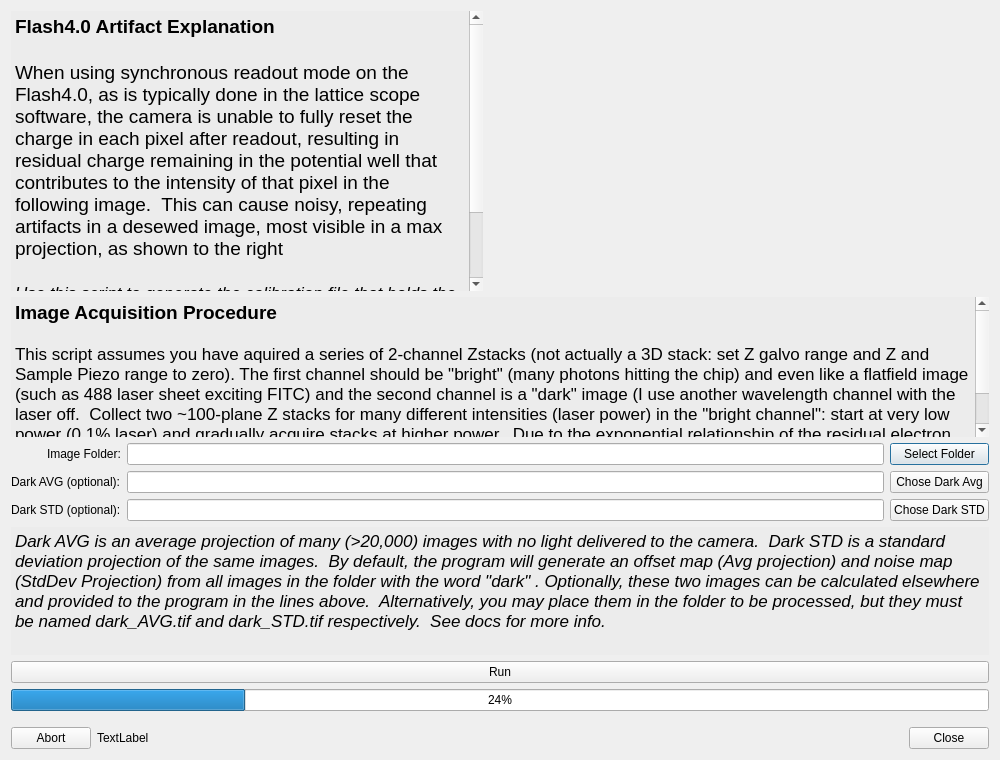
Before: the Qt Designer form llspy/gui/camcordialog.ui in tlambert03/LLSpy, drawn with Qt 5.
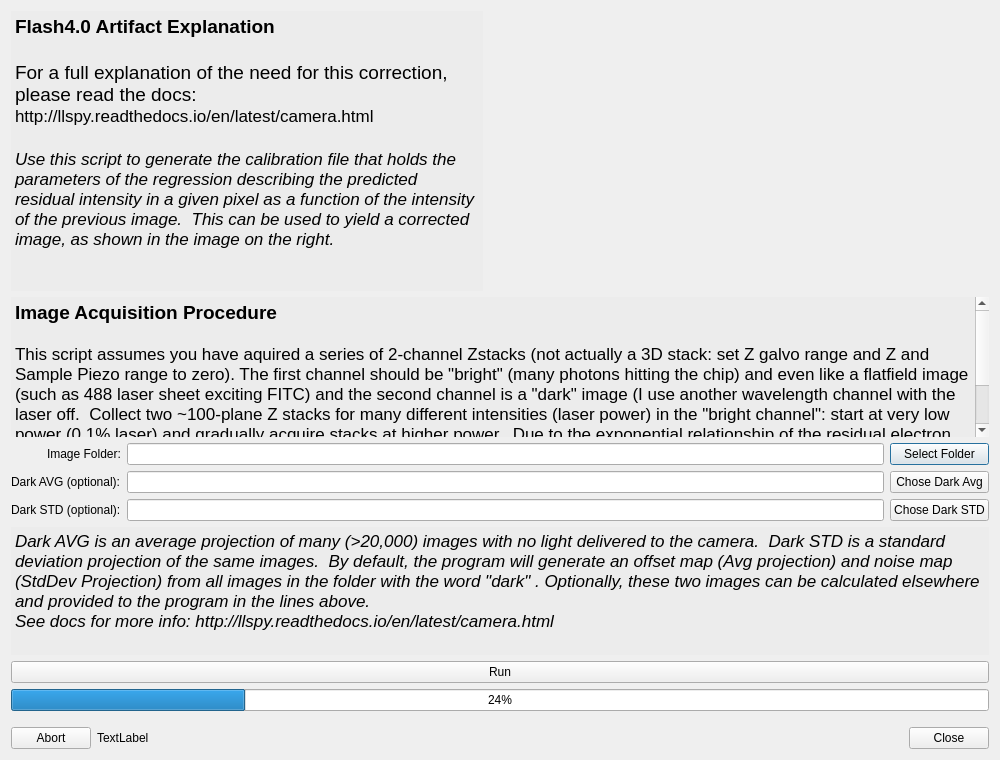
After: the same form once the commit is applied. Icons and pictures are not drawn.

The edit to the form file:
```diff
--- a/llspy/gui/camcordialog.ui
+++ b/llspy/gui/camcordialog.ui
@@ -60,7 +60,8 @@
 &lt;/style&gt;&lt;/head&gt;&lt;body style=&quot; font-family:'.SF NS Text'; font-size:12pt; font-weight:400; font-style:normal;&quot; bgcolor=&quot;#ececec&quot;&gt;
 &lt;p style=&quot; margin-top:0px; margin-bottom:0px; margin-left:0px; margin-right:0px; -qt-block-indent:0; text-indent:0px;&quot;&gt;&lt;span style=&quot; font-size:14pt; font-weight:600;&quot;&gt;Flash4.0 Artifact Explanation&lt;/span&gt;&lt;/p&gt;
 &lt;p style=&quot;-qt-paragraph-type:empty; margin-top:0px; margin-bottom:0px; margin-left:0px; margin-right:0px; -qt-block-indent:0; text-indent:0px; font-size:14pt;&quot;&gt;&lt;br /&gt;&lt;/p&gt;
-&lt;p style=&quot; margin-top:0px; margin-bottom:0px; margin-left:0px; margin-right:0px; -qt-block-indent:0; text-indent:0px;&quot;&gt;&lt;span style=&quot; font-size:14pt;&quot;&gt;When using synchronous readout mode on the Flash4.0, as is typically done in the lattice scope software, the camera is unable to fully reset the charge in each pixel after readout, resulting in residual charge remaining in the potential well that contributes to the intensity of that pixel in the following image.  This can cause noisy, repeating artifacts in a desewed image, most visible in a max projection, as shown to the right&lt;/span&gt;&lt;/p&gt;
+&lt;p style=&quot; margin-top:0px; margin-bottom:0px; margin-left:0px; margin-right:0px; -qt-block-indent:0; text-indent:0px;&quot;&gt;&lt;span style=&quot; font-size:14pt;&quot;&gt;For a full explanation of the need for this correction, please read the docs:&lt;/span&gt;&lt;/p&gt;
+&lt;p style=&quot; margin-top:0px; margin-bottom:0px; margin-left:0px; margin-right:0px; -qt-block-indent:0; text-indent:0px;&quot;&gt;&lt;span style=&quot; font-size:13pt;&quot;&gt;http://llspy.readthedocs.io/en/latest/camera.html&lt;/span&gt;&lt;/p&gt;
 &lt;p style=&quot;-qt-paragraph-type:empty; margin-top:0px; margin-bottom:0px; margin-left:0px; margin-right:0px; -qt-block-indent:0; text-indent:0px; font-size:14pt;&quot;&gt;&lt;br /&gt;&lt;/p&gt;
 &lt;p style=&quot; margin-top:0px; margin-bottom:0px; margin-left:0px; margin-right:0px; -qt-block-indent:0; text-indent:0px;&quot;&gt;&lt;span style=&quot; font-size:13pt; font-style:italic;&quot;&gt;Use this script to generate the calibration file that holds the parameters of the regression describing the predicted residual intensity in a given pixel as a function of the intensity of the previous image.  This can be used to yield a corrected image, as shown in the image on the right.&lt;/span&gt;&lt;/p&gt;&lt;/body&gt;&lt;/html&gt;</string>
        </property>
@@ -111,7 +112,7 @@
 &lt;/style&gt;&lt;/head&gt;&lt;body style=&quot; font-family:'.SF NS Text'; font-size:13pt; font-weight:400; font-style:normal;&quot; bgcolor=&quot;#ececec&quot;&gt;
 &lt;p style=&quot; margin-top:0px; margin-bottom:0px; margin-left:0px; margin-right:0px; -qt-block-indent:0; text-indent:0px;&quot;&gt;&lt;span style=&quot; font-size:14pt; font-weight:600;&quot;&gt;Image Acquisition Procedure&lt;/span&gt;&lt;/p&gt;
 &lt;p style=&quot;-qt-paragraph-type:empty; margin-top:0px; margin-bottom:0px; margin-left:0px; margin-right:0px; -qt-block-indent:0; text-indent:0px;&quot;&gt;&lt;br /&gt;&lt;/p&gt;
-&lt;p style=&quot; margin-top:0px; margin-bottom:0px; margin-left:0px; margin-right:0px; -qt-block-indent:0; text-indent:0px;&quot;&gt;This script assumes you have aquired a series of 2-channel Zstacks (not actually a 3D stack: set Z galvo range and Z and Sample Piezo range to zero). The first channel should be &amp;quot;bright&amp;quot; (many photons hitting the chip) and even like a flatfield image (such as 488 laser sheet exciting FITC) and the second channel is a &amp;quot;dark&amp;quot; image (I use another wavelength channel with the laser off.  Collect two ~100-plane Z stacks for many different intensities (laser power) in the &amp;quot;bright channel&amp;quot;: start at very low power (0.1% laser) and gradually acquire stacks at higher power.  Due to the exponential relationship of the residual electron effect, it's particularly important to get a lot of low-powered stacks: 1%, 2%, 3% etc... then after 10% you can begin to take bigger steps. (Of course, the exact laser powers will depend on the power and efficiency of your system.)&lt;/p&gt;&lt;/body&gt;&lt;/html&gt;</string>
+&lt;p style=&quot; margin-top:0px; margin-bottom:0px; margin-left:0px; margin-right:0px; -qt-block-indent:0; text-indent:0px;&quot;&gt;This script assumes you have aquired a series of 2-channel Zstacks (not actually a 3D stack: set Z galvo range and Z and Sample Piezo range to zero). The first channel should be &amp;quot;bright&amp;quot; (many photons hitting the chip) and even like a flatfield image (such as 488 laser sheet exciting FITC) and the second channel is a &amp;quot;dark&amp;quot; image (I use another wavelength channel with the laser off.  Collect two ~100-plane Z stacks for many different intensities (laser power) in the &amp;quot;bright channel&amp;quot;: start at very low power (0.1% laser) and gradually acquire stacks at higher power.  Due to the exponential relationship of the residual electron effect, it's particularly important to get a lot of low-powered stacks: 1%, 2%, 3% etc... then after 10% you can begin to take bigger steps. (Of course, the exact laser powers will depend on the power and efficiency of your system.).  More here: http://llspy.readthedocs.io/en/latest/camera.html&lt;/p&gt;&lt;/body&gt;&lt;/html&gt;</string>
      </property>
     </widget>
    </item>
@@ -219,7 +220,8 @@
 &lt;html&gt;&lt;head&gt;&lt;meta name=&quot;qrichtext&quot; content=&quot;1&quot; /&gt;&lt;style type=&quot;text/css&quot;&gt;
 p, li { white-space: pre-wrap; }
 &lt;/style&gt;&lt;/head&gt;&lt;body style=&quot; font-family:'.SF NS Text'; font-size:13pt; font-weight:400; font-style:normal;&quot; bgcolor=&quot;#ececec&quot;&gt;
-&lt;p style=&quot; margin-top:0px; margin-bottom:0px; margin-left:0px; margin-right:0px; -qt-block-indent:0; text-indent:0px;&quot;&gt;&lt;span style=&quot; font-style:italic;&quot;&gt;Dark AVG is an average projection of many (&amp;gt;20,000) images with no light delivered to the camera.  Dark STD is a standard deviation projection of the same images.  By default, the program will generate an offset map (Avg projection) and noise map (StdDev Projection) from all images in the folder with the word &amp;quot;dark&amp;quot; . Optionally, these two images can be calculated elsewhere and provided to the program in the lines above.  Alternatively, you may place them in the folder to be processed, but they must be named dark_AVG.tif and dark_STD.tif respectively.  See docs for more info.&lt;/span&gt;&lt;/p&gt;&lt;/body&gt;&lt;/html&gt;</string>
+&lt;p style=&quot; margin-top:0px; margin-bottom:0px; margin-left:0px; margin-right:0px; -qt-block-indent:0; text-indent:0px;&quot;&gt;&lt;span style=&quot; font-style:italic;&quot;&gt;Dark AVG is an average projection of many (&amp;gt;20,000) images with no light delivered to the camera.  Dark STD is a standard deviation projection of the same images.  By default, the program will generate an offset map (Avg projection) and noise map (StdDev Projection) from all images in the folder with the word &amp;quot;dark&amp;quot; . Optionally, these two images can be calculated elsewhere and provided to the program in the lines above. &lt;/span&gt;&lt;/p&gt;
+&lt;p style=&quot; margin-top:0px; margin-bottom:0px; margin-left:0px; margin-right:0px; -qt-block-indent:0; text-indent:0px;&quot;&gt;&lt;span style=&quot; font-style:italic;&quot;&gt;See docs for more info: http://llspy.readthedocs.io/en/latest/camera.html&lt;/span&gt;&lt;/p&gt;&lt;/body&gt;&lt;/html&gt;</string>
      </property>
     </widget>
    </item>
```
